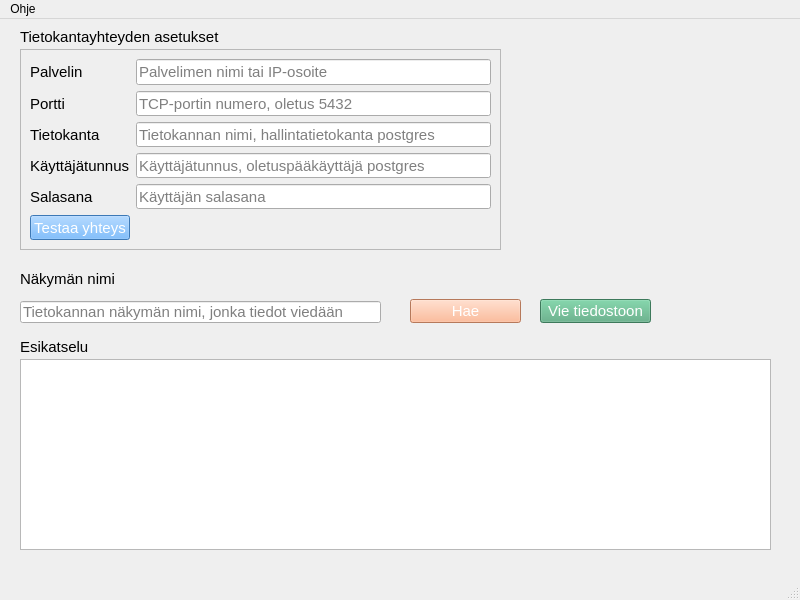
First picture: the form in exportTool.ui, repository VilleSysinoro/PGViewExportTool, before the edit.
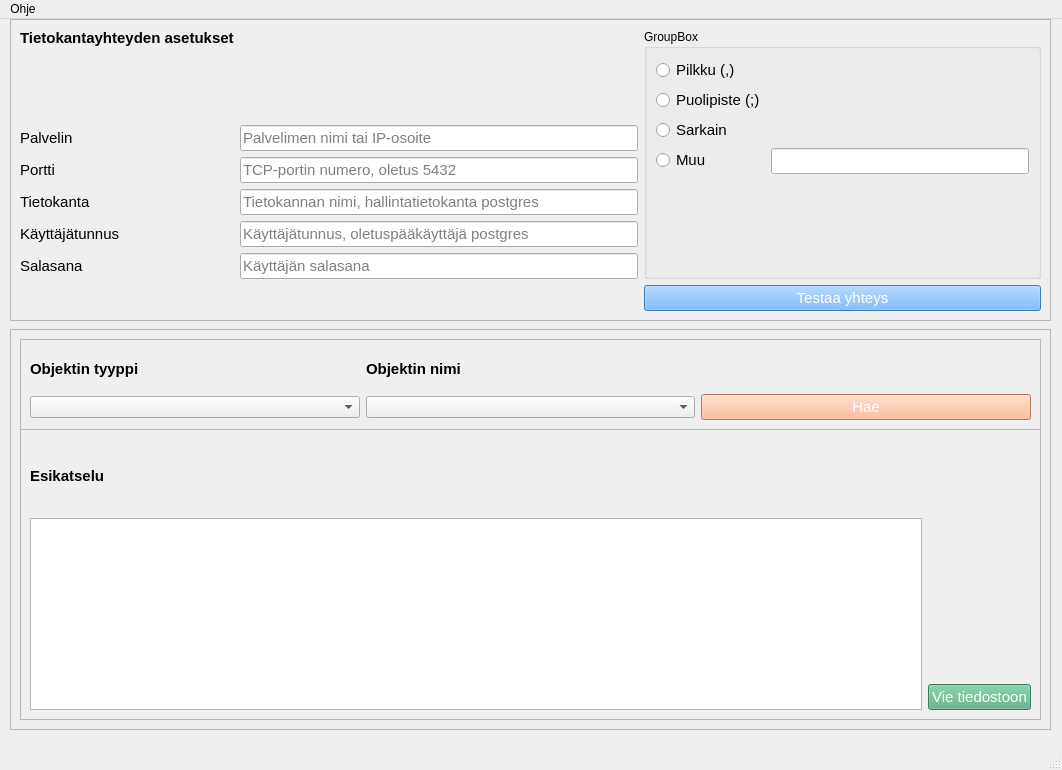
Second picture: the form after the edit.

```diff
--- a/exportTool.ui
+++ b/exportTool.ui
@@ -6,10 +6,16 @@
    <rect>
     <x>0</x>
     <y>0</y>
-    <width>800</width>
-    <height>600</height>
+    <width>1062</width>
+    <height>770</height>
    </rect>
   </property>
+  <property name="sizePolicy">
+   <sizepolicy hsizetype="Preferred" vsizetype="Preferred">
+    <horstretch>0</horstretch>
+    <verstretch>0</verstretch>
+   </sizepolicy>
+  </property>
   <property name="windowTitle">
    <string>MainWindow</string>
   </property>
@@ -17,32 +23,98 @@
    <widget class="QFrame" name="dbSettingsFrame">
     <property name="geometry">
      <rect>
-      <x>20</x>
-      <y>30</y>
-      <width>481</width>
-      <height>201</height>
+      <x>10</x>
+      <y>0</y>
+      <width>1041</width>
+      <height>302</height>
      </rect>
     </property>
     <property name="frameShape">
      <enum>QFrame::Shape::StyledPanel</enum>
     </property>
     <property name="frameShadow">
-     <enum>QFrame::Shadow::Raised</enum>
+     <enum>QFrame::Shadow::Sunken</enum>
     </property>
     <layout class="QGridLayout" name="gridLayout">
-     <item row="4" column="0">
-      <widget class="QLabel" name="passwordLabel">
+     <item row="8" column="2">
+      <widget class="QLineEdit" name="databaseLineEdit">
        <property name="font">
         <font>
          <pointsize>11</pointsize>
         </font>
        </property>
-       <property name="text">
-        <string>Salasana</string>
+       <property name="placeholderText">
+        <string>Tietokannan nimi, hallintatietokanta postgres</string>
        </property>
       </widget>
      </item>
-     <item row="1" column="0">
+     <item row="2" column="4" rowspan="9">
+      <widget class="QGroupBox" name="groupBox">
+       <property name="title">
+        <string>GroupBox</string>
+       </property>
+       <layout class="QFormLayout" name="formLayout">
+        <item row="0" column="0">
+         <widget class="QRadioButton" name="radioButton">
+          <property name="font">
+           <font>
+            <pointsize>11</pointsize>
+           </font>
+          </property>
+          <property name="text">
+           <string>Pilkku (,)</string>
+          </property>
+         </widget>
+        </item>
+        <item row="1" column="0">
+         <widget class="QRadioButton" name="radioButton_2">
+          <property name="font">
+           <font>
+            <pointsize>11</pointsize>
+           </font>
+          </property>
+          <property name="text">
+           <string>Puolipiste (;)</string>
+          </property>
+         </widget>
+        </item>
+        <item row="2" column="0">
+         <widget class="QRadioButton" name="radioButton_3">
+          <property name="font">
+           <font>
+            <pointsize>11</pointsize>
+           </font>
+          </property>
+          <property name="text">
+           <string>Sarkain</string>
+          </property>
+         </widget>
+        </item>
+        <item row="3" column="0">
+         <widget class="QRadioButton" name="radioButton_4">
+          <property name="font">
+           <font>
+            <pointsize>11</pointsize>
+           </font>
+          </property>
+          <property name="text">
+           <string>Muu</string>
+          </property>
+         </widget>
+        </item>
+        <item row="3" column="1">
+         <widget class="QLineEdit" name="lineEdit">
+          <property name="font">
+           <font>
+            <pointsize>11</pointsize>
+           </font>
+          </property>
+         </widget>
+        </item>
+       </layout>
+      </widget>
+     </item>
+     <item row="7" column="1">
       <widget class="QLabel" name="portLabel">
        <property name="font">
         <font>
@@ -54,7 +126,19 @@
        </property>
       </widget>
      </item>
-     <item row="2" column="0">
+     <item row="6" column="1">
+      <widget class="QLabel" name="serverLabel">
+       <property name="font">
+        <font>
+         <pointsize>11</pointsize>
+        </font>
+       </property>
+       <property name="text">
+        <string>Palvelin</string>
+       </property>
+      </widget>
+     </item>
+     <item row="8" column="1">
       <widget class="QLabel" name="databaseLabel">
        <property name="font">
         <font>
@@ -66,31 +150,20 @@
        </property>
       </widget>
      </item>
-     <item row="0" column="1">
-      <widget class="QLineEdit" name="serverLineEdit">
+     <item row="2" column="1">
+      <widget class="QLabel" name="dbSettingsLabel">
        <property name="font">
         <font>
          <pointsize>11</pointsize>
+         <bold>true</bold>
         </font>
        </property>
-       <property name="placeholderText">
-        <string>Palvelimen nimi tai IP-osoite</string>
+       <property name="text">
+        <string>Tietokantayhteyden asetukset</string>
        </property>
       </widget>
      </item>
-     <item row="1" column="1">
-      <widget class="QLineEdit" name="portLineEdit">
-       <property name="font">
-        <font>
-         <pointsize>11</pointsize>
-        </font>
-       </property>
-       <property name="placeholderText">
-        <string>TCP-portin numero, oletus 5432</string>
-       </property>
-      </widget>
-     </item>
-     <item row="3" column="0">
+     <item row="9" column="1">
       <widget class="QLabel" name="userNameLabel">
        <property name="font">
         <font>
@@ -102,55 +175,19 @@
        </property>
       </widget>
      </item>
-     <item row="4" column="1">
-      <widget class="QLineEdit" name="passwordLineEdit">
-       <property name="font">
-        <font>
-         <pointsize>11</pointsize>
-        </font>
-       </property>
-       <property name="placeholderText">
-        <string>Käyttäjän salasana</string>
-       </property>
-      </widget>
-     </item>
-     <item row="0" column="0">
-      <widget class="QLabel" name="serverLabel">
+     <item row="10" column="1">
+      <widget class="QLabel" name="passwordLabel">
        <property name="font">
         <font>
          <pointsize>11</pointsize>
         </font>
        </property>
        <property name="text">
-        <string>Palvelin</string>
+        <string>Salasana</string>
        </property>
       </widget>
      </item>
-     <item row="2" column="1">
-      <widget class="QLineEdit" name="databaseLineEdit">
-       <property name="font">
-        <font>
-         <pointsize>11</pointsize>
-        </font>
-       </property>
-       <property name="placeholderText">
-        <string>Tietokannan nimi, hallintatietokanta postgres</string>
-       </property>
-      </widget>
-     </item>
-     <item row="3" column="1">
-      <widget class="QLineEdit" name="userNameLineEdit">
-       <property name="font">
-        <font>
-         <pointsize>11</pointsize>
-        </font>
-       </property>
-       <property name="placeholderText">
-        <string>Käyttäjätunnus, oletuspääkäyttäjä postgres</string>
-       </property>
-      </widget>
-     </item>
-     <item row="5" column="0">
+     <item row="11" column="4">
       <widget class="QPushButton" name="testConnectionPushButton">
        <property name="font">
         <font>
@@ -166,133 +203,191 @@
        </property>
       </widget>
      </item>
+     <item row="6" column="2">
+      <widget class="QLineEdit" name="serverLineEdit">
+       <property name="font">
+        <font>
+         <pointsize>11</pointsize>
+        </font>
+       </property>
+       <property name="placeholderText">
+        <string>Palvelimen nimi tai IP-osoite</string>
+       </property>
+      </widget>
+     </item>
+     <item row="9" column="2">
+      <widget class="QLineEdit" name="userNameLineEdit">
+       <property name="font">
+        <font>
+         <pointsize>11</pointsize>
+        </font>
+       </property>
+       <property name="placeholderText">
+        <string>Käyttäjätunnus, oletuspääkäyttäjä postgres</string>
+       </property>
+      </widget>
+     </item>
+     <item row="7" column="2">
+      <widget class="QLineEdit" name="portLineEdit">
+       <property name="font">
+        <font>
+         <pointsize>11</pointsize>
+        </font>
+       </property>
+       <property name="placeholderText">
+        <string>TCP-portin numero, oletus 5432</string>
+       </property>
+      </widget>
+     </item>
+     <item row="10" column="2">
+      <widget class="QLineEdit" name="passwordLineEdit">
+       <property name="font">
+        <font>
+         <pointsize>11</pointsize>
+        </font>
+       </property>
+       <property name="placeholderText">
+        <string>Käyttäjän salasana</string>
+       </property>
+      </widget>
+     </item>
     </layout>
    </widget>
-   <widget class="QLabel" name="dbSettingsLabel">
+   <widget class="QFrame" name="objectFrame">
     <property name="geometry">
      <rect>
-      <x>20</x>
-      <y>10</y>
-      <width>211</width>
-      <height>16</height>
+      <x>10</x>
+      <y>310</y>
+      <width>1041</width>
+      <height>401</height>
      </rect>
     </property>
-    <property name="font">
-     <font>
-      <pointsize>11</pointsize>
-     </font>
+    <property name="frameShape">
+     <enum>QFrame::Shape::StyledPanel</enum>
     </property>
-    <property name="text">
-     <string>Tietokantayhteyden asetukset</string>
+    <property name="frameShadow">
+     <enum>QFrame::Shadow::Sunken</enum>
     </property>
-   </widget>
-   <widget class="QLineEdit" name="viewNameLineEdit">
-    <property name="geometry">
-     <rect>
-      <x>20</x>
-      <y>282</y>
-      <width>361</width>
-      <height>22</height>
-     </rect>
-    </property>
-    <property name="font">
-     <font>
-      <pointsize>11</pointsize>
-     </font>
-    </property>
-    <property name="placeholderText">
-     <string>Tietokannan näkymän nimi, jonka tiedot viedään</string>
-    </property>
-   </widget>
-   <widget class="QLabel" name="viewNameLabel">
-    <property name="geometry">
-     <rect>
-      <x>20</x>
-      <y>252</y>
-      <width>101</width>
-      <height>16</height>
-     </rect>
-    </property>
-    <property name="font">
-     <font>
-      <pointsize>11</pointsize>
-     </font>
-    </property>
-    <property name="text">
-     <string>Näkymän nimi</string>
-    </property>
-   </widget>
-   <widget class="QPushButton" name="exportPushButton">
-    <property name="geometry">
-     <rect>
-      <x>540</x>
-      <y>280</y>
-      <width>111</width>
-      <height>24</height>
-     </rect>
-    </property>
-    <property name="font">
-     <font>
-      <pointsize>11</pointsize>
-     </font>
-    </property>
-    <property name="styleSheet">
-     <string notr="true">background-color: rgb(85, 170, 127);
+    <widget class="QFrame" name="objectSearchFrame">
+     <property name="geometry">
+      <rect>
+       <x>10</x>
+       <y>10</y>
+       <width>1021</width>
+       <height>91</height>
+      </rect>
+     </property>
+     <property name="frameShape">
+      <enum>QFrame::Shape::StyledPanel</enum>
+     </property>
+     <property name="frameShadow">
+      <enum>QFrame::Shadow::Raised</enum>
+     </property>
+     <layout class="QGridLayout" name="gridLayout_2">
+      <item row="0" column="0">
+       <widget class="QLabel" name="objectTypeLabel">
+        <property name="font">
+         <font>
+          <pointsize>11</pointsize>
+          <bold>true</bold>
+         </font>
+        </property>
+        <property name="text">
+         <string>Objektin tyyppi</string>
+        </property>
+       </widget>
+      </item>
+      <item row="1" column="1">
+       <widget class="QComboBox" name="objectNameComboBox"/>
+      </item>
+      <item row="1" column="0">
+       <widget class="QComboBox" name="objectTypeComboBox"/>
+      </item>
+      <item row="1" column="2">
+       <widget class="QPushButton" name="getDataPushButton">
+        <property name="font">
+         <font>
+          <pointsize>11</pointsize>
+         </font>
+        </property>
+        <property name="styleSheet">
+         <string notr="true">background-color: rgb(255, 170, 127);
 color: rgb(255, 255, 255);</string>
-    </property>
-    <property name="text">
-     <string>Vie tiedostoon</string>
-    </property>
-   </widget>
-   <widget class="QTableWidget" name="previewTableWidget">
-    <property name="geometry">
-     <rect>
-      <x>20</x>
-      <y>340</y>
-      <width>751</width>
-      <height>191</height>
-     </rect>
-    </property>
-   </widget>
-   <widget class="QPushButton" name="getDataPushButton">
-    <property name="geometry">
-     <rect>
-      <x>410</x>
-      <y>280</y>
-      <width>111</width>
-      <height>24</height>
-     </rect>
-    </property>
-    <property name="font">
-     <font>
-      <pointsize>11</pointsize>
-     </font>
-    </property>
-    <property name="styleSheet">
-     <string notr="true">background-color: rgb(255, 170, 127);
+        </property>
+        <property name="text">
+         <string>Hae</string>
+        </property>
+       </widget>
+      </item>
+      <item row="0" column="1">
+       <widget class="QLabel" name="objectNameLabel">
+        <property name="font">
+         <font>
+          <pointsize>11</pointsize>
+          <bold>true</bold>
+         </font>
+        </property>
+        <property name="text">
+         <string>Objektin nimi</string>
+        </property>
+       </widget>
+      </item>
+     </layout>
+    </widget>
+    <widget class="QFrame" name="objectPreviewFrame">
+     <property name="geometry">
+      <rect>
+       <x>10</x>
+       <y>100</y>
+       <width>1021</width>
+       <height>291</height>
+      </rect>
+     </property>
+     <property name="frameShape">
+      <enum>QFrame::Shape::StyledPanel</enum>
+     </property>
+     <property name="frameShadow">
+      <enum>QFrame::Shadow::Raised</enum>
+     </property>
+     <layout class="QGridLayout" name="gridLayout_3">
+      <item row="0" column="0">
+       <widget class="QLabel" name="previewLabel">
+        <property name="font">
+         <font>
+          <pointsize>11</pointsize>
+          <bold>true</bold>
+         </font>
+        </property>
+        <property name="text">
+         <string>Esikatselu</string>
+        </property>
+       </widget>
+      </item>
+      <item row="1" column="0" rowspan="2">
+       <widget class="QTableWidget" name="previewTableWidget">
+        <property name="frameShadow">
+         <enum>QFrame::Shadow::Sunken</enum>
+        </property>
+       </widget>
+      </item>
+      <item row="2" column="1">
+       <widget class="QPushButton" name="exportPushButton">
+        <property name="font">
+         <font>
+          <pointsize>11</pointsize>
+         </font>
+        </property>
+        <property name="styleSheet">
+         <string notr="true">background-color: rgb(85, 170, 127);
 color: rgb(255, 255, 255);</string>
-    </property>
-    <property name="text">
-     <string>Hae</string>
-    </property>
-   </widget>
-   <widget class="QLabel" name="previewLabel">
-    <property name="geometry">
-     <rect>
-      <x>20</x>
-      <y>320</y>
-      <width>211</width>
-      <height>16</height>
-     </rect>
-    </property>
-    <property name="font">
-     <font>
-      <pointsize>11</pointsize>
-     </font>
-    </property>
-    <property name="text">
-     <string>Esikatselu</string>
-    </property>
+        </property>
+        <property name="text">
+         <string>Vie tiedostoon</string>
+        </property>
+       </widget>
+      </item>
+     </layout>
+    </widget>
    </widget>
   </widget>
   <widget class="QMenuBar" name="menubar">
@@ -300,7 +395,7 @@
     <rect>
      <x>0</x>
      <y>0</y>
-     <width>800</width>
+     <width>1062</width>
      <height>33</height>
     </rect>
    </property>
```
Left out of the diff: 18 changed lines with no effect on the pictures.
